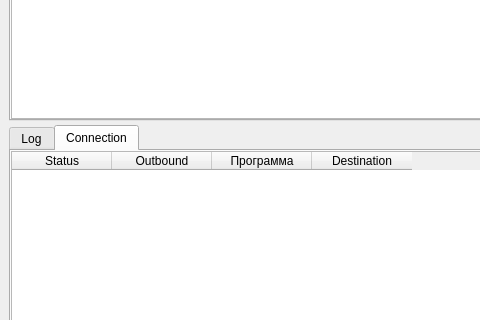
Old version of the form ui/mainwindow.ui in the repository tarik1377/nekoray; both pictures show x 0 to 480 and y 220 to 540 of the 1000 by 640 pixel window.
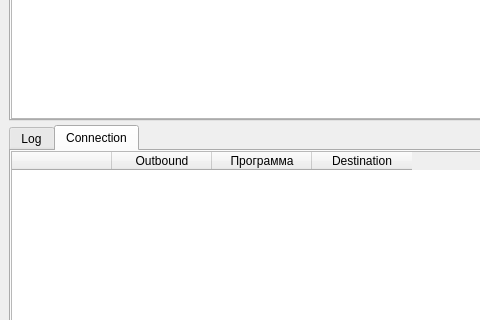
New version of the form. The open tabs and pages were chosen to show the change. Icons and pictures are not drawn. Custom widgets are drawn as their Qt base class.

What changed in the file:
```diff
--- a/ui/mainwindow.ui
+++ b/ui/mainwindow.ui
@@ -428,7 +428,7 @@
               </attribute>
               <column>
                <property name="text">
-                <string>Status</string>
+                <string></string>
                </property>
               </column>
               <column>
```
